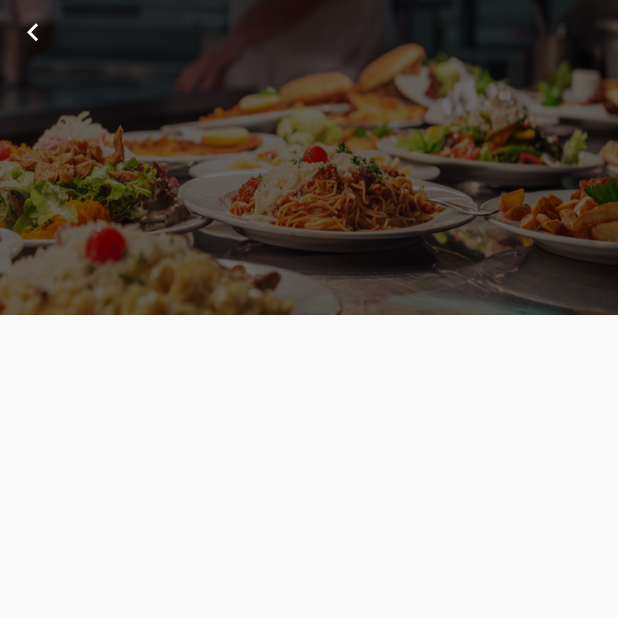
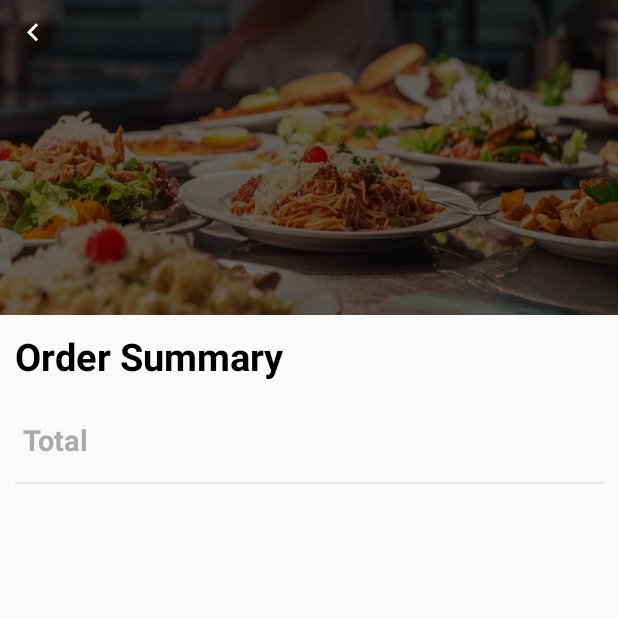
Before and after one commit to kritarth1107/FoodGenee, an Android app: the OrderDetails screen opened directly, with no data from a screen before it, on a phone screen of 412 x 824 dp, the top half of it. Run offline under Robolectric (Android 15) with nearby library versions, the phone set to English and light mode, and no system bars.

Commit message:
OrderDetails Activity Working

```diff
--- a/app/src/main/java/com/foodgeene/cart/OrderDetails.java
+++ b/app/src/main/java/com/foodgeene/cart/OrderDetails.java
@@ -10,6 +10,7 @@ import android.os.Parcel;
 import android.os.Parcelable;
 import android.view.View;
 import android.widget.ImageView;
+import android.widget.LinearLayout;
 import android.widget.TextView;
 import android.widget.Toast;
 
@@ -22,12 +23,10 @@ import java.util.List;
 public class OrderDetails extends AppCompatActivity {
     Intent intent;
     ImageView BackImage;
-    TextView rname,Order_id;
+    TextView rname,Order_id,TotalAmountTV;
     ProductAdapter productAdapter;
     RecyclerView recyclerView;
-
-
-
+    LinearLayout Pending,Success,Failed;
 
     @Override
     protected void onCreate(Bundle savedInstanceState) {
@@ -37,6 +36,7 @@ public class OrderDetails extends AppCompatActivity {
         rname = findViewById(R.id.restName);
         BackImage = findViewById(R.id.BackImage);
         recyclerView = findViewById(R.id.recyclerViewDetails);
+        TotalAmountTV = findViewById(R.id.TotalAmountTV);
         BackImage.setOnClickListener(new View.OnClickListener() {
             @Override
             public void onClick(View v) {
@@ -47,14 +47,25 @@ public class OrderDetails extends AppCompatActivity {
         intent = getIntent();
         String restName = intent.getStringExtra("Restraunt");
         String OdId = intent.getStringExtra("id");
+        String paymentMethod =intent.getStringExtra("paymentMethod");;
+        String orderStatus =intent.getStringExtra("orderStatus");;
+        String paymentStatus =intent.getStringExtra("paymentStatus");;
+        String totalAmount =intent.getStringExtra("totalAmount");;
+        String tableName=intent.getStringExtra("tableName");;
+
         rname.setText(restName);
         Order_id.setText(OdId);
-        Bundle args = intent.getBundleExtra("BUNDLE");
-        List<Product> products = (List<Product>) args.getSerializable("ARRAYLIST");
-        Toast.makeText(this, products.get(1).getName(), Toast.LENGTH_SHORT).show();
-        productAdapter = new ProductAdapter(this,products);
-        recyclerView.setLayoutManager(new LinearLayoutManager(this));
-        recyclerView.setAdapter(productAdapter);
+        TotalAmountTV.setText(totalAmount);
+        try{
+
+            Bundle args = intent.getBundleExtra("BUNDLE");
+            List<Product> products = (List<Product>) args.getSerializable("ARRAYLIST");
+            productAdapter = new ProductAdapter(this,products);
+            recyclerView.setLayoutManager(new LinearLayoutManager(this));
+            recyclerView.setAdapter(productAdapter);
+        }catch (Exception e){
+            Toast.makeText(this, "No Product Found", Toast.LENGTH_SHORT).show();
+        }
 
     }
 
--- a/app/src/main/java/com/foodgeene/cart/OrderlistAdapter.java
+++ b/app/src/main/java/com/foodgeene/cart/OrderlistAdapter.java
@@ -75,6 +75,11 @@ public class OrderlistAdapter extends RecyclerView.Adapter<OrderlistAdapter.Home
                 intent.putExtra("BUNDLE",args);
                 intent.putExtra("Restraunt",list.get(position).getStorename());
                 intent.putExtra("id",list.get(position).getOrderId());
+                intent.putExtra("paymentMethod",list.get(position).getPaymenttype());
+                intent.putExtra("orderStatus",list.get(position).getOrderprocess());
+                intent.putExtra("paymentStatus",list.get(position).getPaidstatus());
+                intent.putExtra("totalAmount",list.get(position).getTotalamount());
+                intent.putExtra("tableName",list.get(position).getTablename());
 
 
                 context.startActivity(intent);
--- a/app/src/main/res/layout/activity_order_details.xml
+++ b/app/src/main/res/layout/activity_order_details.xml
@@ -102,14 +102,58 @@
 
     -->
 
-    <RelativeLayout
+    <LinearLayout
+        android:orientation="vertical"
         android:layout_width="match_parent"
         android:layout_height="match_parent"
         android:layout_below="@id/HeaderLayout">
+        <LinearLayout
+            android:padding="10dp"
+            android:layout_width="match_parent"
+            android:layout_height="wrap_content">
+            <TextView
+                android:layout_width="wrap_content"
+                android:layout_height="wrap_content"
+                android:textColor="@android:color/black"
+                android:text="Order Summary"
+                android:textStyle="bold"
+                android:textSize="25sp"/>
+        </LinearLayout>
         <androidx.recyclerview.widget.RecyclerView
             android:layout_width="match_parent"
-            android:layout_height="match_parent"
+            android:layout_height="wrap_content"
             android:id="@+id/recyclerViewDetails"/>
-    </RelativeLayout>
+        <LinearLayout
+            android:padding="15dp"
+            android:orientation="horizontal"
+            android:layout_width="match_parent"
+            android:layout_height="wrap_content">
+            <TextView
+                android:layout_width="wrap_content"
+                android:layout_height="wrap_content"
+                android:textSize="19sp"
+                android:textColor="#AAAAAA"
+                android:textStyle="bold"
+                android:text="Total"/>
+            <TextView
+                android:id="@+id/TotalAmountTV"
+                android:textAlignment="textEnd"
+                android:layout_width="match_parent"
+                android:layout_height="wrap_content"
+                android:textSize="19sp"
+                android:textStyle="bold"
+                android:textColor="#AAAAAA"
+                android:text="300.00"/>
+        </LinearLayout>
+        <LinearLayout
+            android:layout_width="match_parent"
+            android:layout_height="1dp"
+            android:background="@color/background"
+            android:alpha="0.6"
+            android:layout_marginLeft="10dp"
+            android:layout_marginRight="10dp">
+
+        </LinearLayout>
+    </LinearLayout>
 
 </RelativeLayout>
```
Also changed, not shown: app/src/main/java/com/foodgeene/cart/ProductAdapter.java (+5 -2 lines), app/src/main/res/layout/product_list_view.xml (+57 -14 lines).
